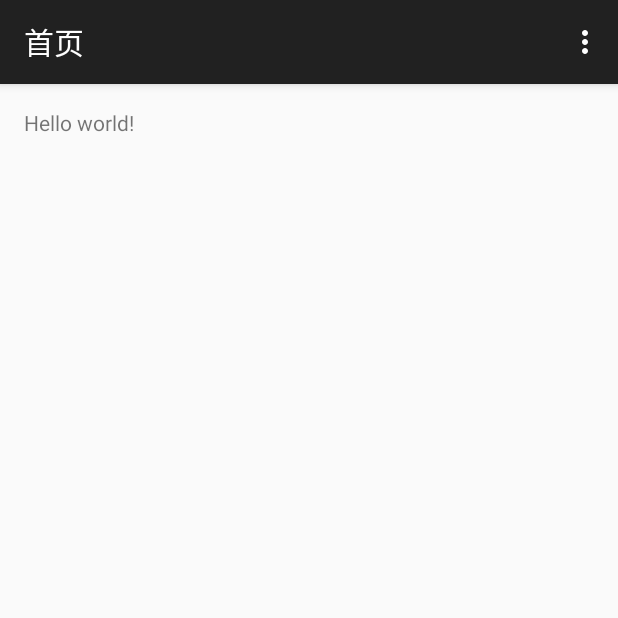
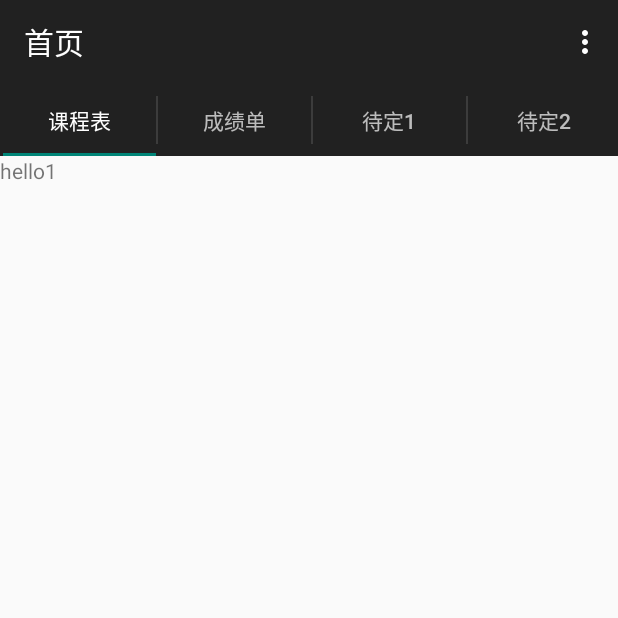
Before and after one commit to dyxin00/JW, an Android app: the IndexActivity screen opened directly, with no data from a screen before it, on a phone screen of 412 x 824 dp, the top half of it. Run offline under Robolectric (Android 15) with nearby library versions, the phone set to English and light mode, and no system bars.

Commit message:
成功添加navigation tab，并一同添加了ViewPager

```diff
--- a/app/src/main/java/com/qdu/jw/app/IndexActivity.java
+++ b/app/src/main/java/com/qdu/jw/app/IndexActivity.java
@@ -1,15 +1,23 @@
 package com.qdu.jw.app;
 
+import android.support.v4.app.FragmentTransaction;
+import android.support.v4.view.PagerAdapter;
+import android.support.v4.view.ViewPager;
 import android.support.v7.app.ActionBar;
 import android.support.v7.app.ActionBarActivity;
 import android.os.Bundle;
 import android.view.Menu;
 import android.view.MenuItem;
+import android.view.View;
 import android.widget.Toast;
+
+import com.qdu.jw.app.adapter.TabNavigationPagerAdapter;
 
 
 public class IndexActivity extends ActionBarActivity {
     private ActionBar mActionBar;
+    private ViewPager mViewPager;
+    private TabNavigationPagerAdapter mPagerAdapter;
 
     @Override
     protected void onCreate(Bundle savedInstanceState) {
@@ -17,6 +25,8 @@ public class IndexActivity extends ActionBarActivity {
         setContentView(R.layout.activity_index);
 
         initActionBar();
+        initViewPager();
+        initNavigationTab();
     }
 
 
@@ -45,4 +55,52 @@ public class IndexActivity extends ActionBarActivity {
         mActionBar = getSupportActionBar();
 //        mActionBar.setDisplayHomeAsUpEnabled(true);
     }
+
+    public void initNavigationTab(){
+        mActionBar.setNavigationMode(ActionBar.NAVIGATION_MODE_TABS);
+        mActionBar.setDisplayShowTitleEnabled(true);
+        ActionBar.TabListener tabListener = new ActionBar.TabListener() {
+            @Override
+            public void onTabSelected(ActionBar.Tab tab, FragmentTransaction fragmentTransaction) {
+                mViewPager.setCurrentItem(tab.getPosition());
+            }
+
+            @Override
+            public void onTabUnselected(ActionBar.Tab tab, FragmentTransaction fragmentTransaction) {
+
+            }
+
+            @Override
+            public void onTabReselected(ActionBar.Tab tab, FragmentTransaction fragmentTransaction) {
+
+            }
+        };
+        String[] tabTitle = getResources().getStringArray(R.array.tab_title);
+        for(int i = 0; i < mPagerAdapter.getCount(); i++){
+            mActionBar.addTab(mActionBar.newTab().setText(tabTitle[i]).setTabListener(tabListener));
+        }
+    }
+
+    public void initViewPager(){
+        mViewPager = (ViewPager)findViewById(R.id.tab_view_pager);
+        mPagerAdapter = new TabNavigationPagerAdapter(getSupportFragmentManager());
+        mViewPager.setAdapter(mPagerAdapter);
+        mViewPager.setOnPageChangeListener(new ViewPager.OnPageChangeListener() {
+            @Override
+            public void onPageScrolled(int position, float positionOffset, int positionOffsetPixels) {
+
+            }
+
+            @Override
+            public void onPageSelected(int position) {
+                mActionBar.setSelectedNavigationItem(position);
+            }
+
+            @Override
+            public void onPageScrollStateChanged(int state) {
+
+            }
+        });
+
+    }
 }
--- /dev/null
+++ b/app/src/main/java/com/qdu/jw/app/adapter/TabNavigationPagerAdapter.java
@@ -0,0 +1,29 @@
+package com.qdu.jw.app.adapter;
+
+import android.support.v4.app.Fragment;
+import android.support.v4.app.FragmentManager;
+import android.support.v4.app.FragmentPagerAdapter;
+
+import com.qdu.jw.app.fragment.TabNavigationPagerFragment;
+
+/**
+ * Created by wang on 5/20/14.
+ */
+
+public class TabNavigationPagerAdapter extends FragmentPagerAdapter{
+    private final static int TAB_NUM = 4;
+
+    public TabNavigationPagerAdapter(FragmentManager fm) {
+        super(fm);
+    }
+
+    @Override
+    public Fragment getItem(int position) {
+        return TabNavigationPagerFragment.newInstance(position + 1);
+    }
+
+    @Override
+    public int getCount() {
+        return TAB_NUM;
+    }
+}
--- /dev/null
+++ b/app/src/main/java/com/qdu/jw/app/fragment/TabNavigationPagerFragment.java
@@ -0,0 +1,36 @@
+package com.qdu.jw.app.fragment;
+
+import android.os.Bundle;
+import android.support.v4.app.Fragment;
+import android.view.LayoutInflater;
+import android.view.View;
+import android.view.ViewGroup;
+import android.widget.TextView;
+
+import com.qdu.jw.app.R;
+
+/**
+ * Created by wang on 5/20/14.
+ */
+public class TabNavigationPagerFragment extends Fragment{
+    public final static String KEY_STRING = "section_number";
+    public TabNavigationPagerFragment(){
+
+    }
+
+    public static TabNavigationPagerFragment newInstance(int position){
+        TabNavigationPagerFragment fragment = new TabNavigationPagerFragment();
+        Bundle args = new Bundle();
+        args.putInt(KEY_STRING, position);
+        fragment.setArguments(args);
+        return fragment;
+    }
+
+    @Override
+    public View onCreateView(LayoutInflater inflater, ViewGroup container, Bundle savedInstanceState) {
+        View rootView = inflater.inflate(R.layout.fragment_tab_navigation_pager, container, false);
+        Bundle args = getArguments();
+        ((TextView)rootView.findViewById(R.id.pager_text_view)).setText("hello" + args.getInt(KEY_STRING));
+        return rootView;
+    }
+}
--- a/app/src/main/res/layout/activity_index.xml
+++ b/app/src/main/res/layout/activity_index.xml
@@ -1,16 +1,7 @@
-<RelativeLayout xmlns:android="http://schemas.android.com/apk/res/android"
-    xmlns:tools="http://schemas.android.com/tools"
+<android.support.v4.view.ViewPager
+    xmlns:android="http://schemas.android.com/apk/res/android"
+    android:id="@+id/tab_view_pager"
     android:layout_width="match_parent"
-    android:layout_height="match_parent"
-    android:paddingLeft="@dimen/activity_horizontal_margin"
-    android:paddingRight="@dimen/activity_horizontal_margin"
-    android:paddingTop="@dimen/activity_vertical_margin"
-    android:paddingBottom="@dimen/activity_vertical_margin"
-    tools:context="com.qdu.jw.app.IndexActivity">
+    android:layout_height="match_parent" >
 
-    <TextView
-        android:text="@string/hello_world"
-        android:layout_width="wrap_content"
-        android:layout_height="wrap_content" />
-
-</RelativeLayout>
+</android.support.v4.view.ViewPager>
--- /dev/null
+++ b/app/src/main/res/layout/fragment_tab_navigation_pager.xml
@@ -0,0 +1,11 @@
+<?xml version="1.0" encoding="utf-8"?>
+<LinearLayout xmlns:android="http://schemas.android.com/apk/res/android"
+    android:layout_width="match_parent"
+    android:layout_height="match_parent">
+
+    <TextView
+        android:id="@+id/pager_text_view"
+        android:layout_width="wrap_content"
+        android:layout_height="wrap_content" />
+
+</LinearLayout>
--- a/app/src/main/res/values/strings.xml
+++ b/app/src/main/res/values/strings.xml
@@ -6,4 +6,11 @@
     <string name="action_settings">Settings</string>
     <string name="title_activity_index">首页</string>
 
+    <array name="tab_title">
+        <item>课程表</item>
+        <item>成绩单</item>
+        <item>待定1</item>
+        <item>待定2</item>
+    </array>
+
 </resources>
```
Also changed, not shown: app/src/main/res/drawable-mdpi/home_logo.png (added), app/src/main/res/drawable-xhdpi/home_logo.png (added), app/src/main/res/drawable-xxhdpi/home_logo.png (added).
